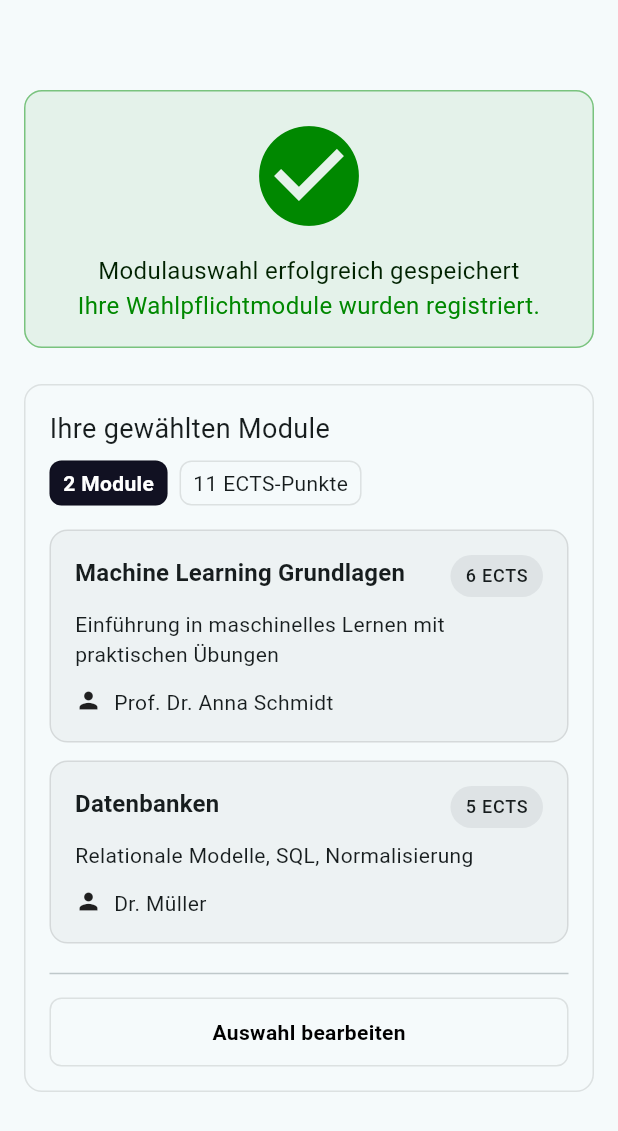
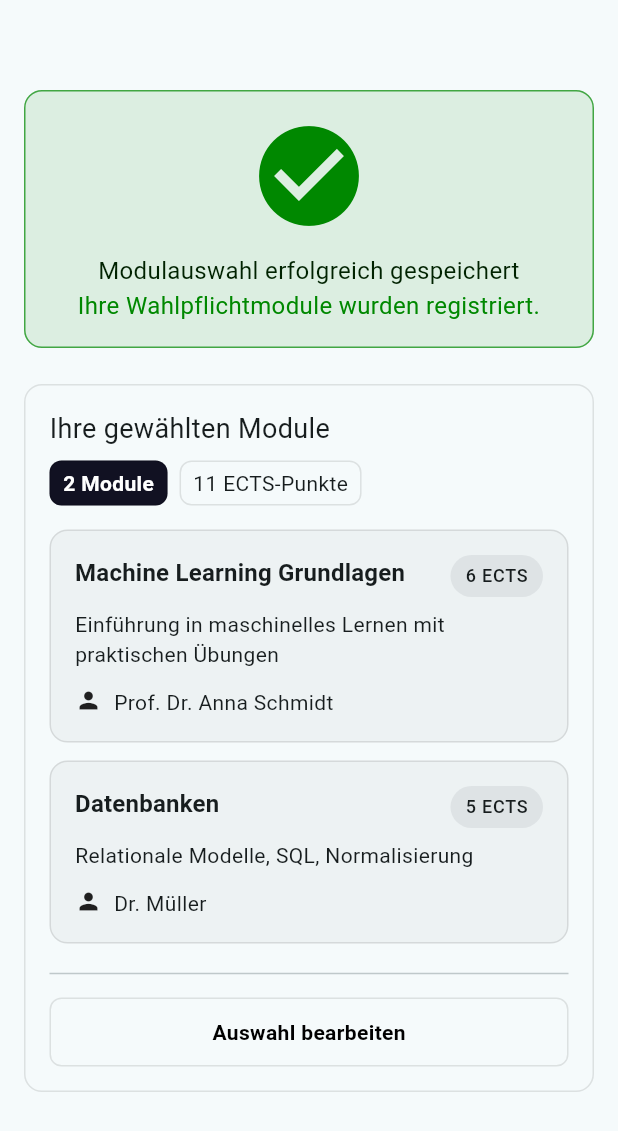
Before and after one commit to PhillipSteph/WaPfAu, a Flutter app: the screen it shows after launch, on a phone screen of 412 x 824 dp. Shown: the top 1131 px of the screen. Run offline on Flutter 3.47's test engine with Material 3 defaults, Android fonts, the phone set to English and light mode, and no system bars; accounts and stored records are empty.

Commit message:
all colors centralized

```diff
--- a/lib/assets/colors.dart
+++ b/lib/assets/colors.dart
@@ -4,7 +4,7 @@ class AppColors {
   // Basisfarben
   static const Color black = Color(0xFF000000);
   static const Color white = Color(0xFFFFFFFF);
-
+  static const Color black87 = Colors.black87;
   // Textfarben
   static const Color textGrey = Color(0xFF717182);
   static const Color textBlack = black;
--- a/lib/widgets/confirmation/confirmationBanner.dart
+++ b/lib/widgets/confirmation/confirmationBanner.dart
@@ -1,5 +1,5 @@
 import 'package:flutter/material.dart';
-
+import 'package:wapfau/assets/colors.dart';
 class ConfirmationBanner extends StatefulWidget {
   const ConfirmationBanner({super.key});
   @override
@@ -21,9 +21,9 @@ class _ConfirmationBannerState extends State<ConfirmationBanner> {
         child: Container(
             padding: EdgeInsets.all(16),
             decoration: BoxDecoration(
-                color: Colors.green.withOpacity(0.1),
+                color: AppColors.confirmGreen.withOpacity(0.1),
                 border: Border.all(
-                  color: Colors.green.withOpacity(0.7),
+                  color: AppColors.confirmGreen.withOpacity(0.7),
                   width: 1,
                 ),
                 borderRadius: BorderRadius.circular(12)
@@ -34,19 +34,19 @@ class _ConfirmationBannerState extends State<ConfirmationBanner> {
                   padding: EdgeInsets.only(bottom: 12),
                   child: Icon(
                     Icons.check_circle,
-                    color: Color(0xFF008800),
+                    color: AppColors.confirmGreen,
                     size: 80,
                   ),
                 ),
                 Text(
                     "Modulauswahl erfolgreich gespeichert",
                     textAlign: TextAlign.center,
-                    style: TextStyle(fontSize: 16, color: Color(0xFF002200))
+                    style: TextStyle(fontSize: 16, color: AppColors.confirmDarkGreen)
                 ),
                 Text(
                     "Ihre Wahlpflichtmodule wurden registriert.",
                     textAlign: TextAlign.center,
-                    style: TextStyle(fontSize: 16, color: Color(0xFF008800))
+                    style: TextStyle(fontSize: 16, color: AppColors.confirmGreen)
                 )
               ],
             )
--- a/lib/widgets/confirmation/confirmationCourseCard.dart
+++ b/lib/widgets/confirmation/confirmationCourseCard.dart
@@ -1,5 +1,6 @@
 import 'package:flutter/material.dart';
 import 'package:flutter/rendering.dart';
+import 'package:wapfau/assets/colors.dart';
 
 import '../../models/course.dart';
 
@@ -19,9 +20,9 @@ class ConfirmationCourseCard extends StatelessWidget {
       child: Container(
          padding: const EdgeInsets.all(16),
         decoration: BoxDecoration(
-            color: Colors.black.withOpacity(0.03),
+            color: AppColors.black.withOpacity(0.03),
             border: Border.all(
-              color: Colors.black.withOpacity(0.1),
+              color: AppColors.black.withOpacity(0.1),
               width: 1,
             ),
             borderRadius: BorderRadius.circular(12)
--- a/lib/widgets/confirmation/confirmationCourses.dart
+++ b/lib/widgets/confirmation/confirmationCourses.dart
@@ -35,7 +35,7 @@ class _ConfirmationCoursesState extends State<ConfirmationCourses> {
               padding: EdgeInsets.all(16),
               decoration: BoxDecoration(
                   border: Border.all(
-                    color: Colors.black.withOpacity(0.1),
+                    color: AppColors.black.withOpacity(0.1),
                     width: 1,
                   ),
                   borderRadius: BorderRadius.circular(12)
@@ -58,18 +58,18 @@ class _ConfirmationCoursesState extends State<ConfirmationCourses> {
                         decoration: BoxDecoration(
                             color: AppColors.courseCounterBg,
                             border: Border.all(
-                              color: Colors.black.withOpacity(0.1),
+                              color: AppColors.black.withOpacity(0.1),
                               width: 1,
                             ),
                             borderRadius: BorderRadius.circular(8)
                         ),
-                        child: Text("${widget.selectedCourses.length} Module", style: TextStyle(fontSize: 14, color: Colors.white, fontWeight: FontWeight.bold)),
+                        child: Text("${widget.selectedCourses.length} Module", style: TextStyle(fontSize: 14, color: AppColors.white, fontWeight: FontWeight.bold)),
                       ),
                       Container(
                         padding: EdgeInsets.symmetric(vertical: 4, horizontal: 8),
                         decoration: BoxDecoration(
                             border: Border.all(
-                              color: Colors.black.withOpacity(0.1),
+                              color: AppColors.black.withOpacity(0.1),
                               width: 1,
                             ),
                             borderRadius: BorderRadius.circular(8)
@@ -98,14 +98,14 @@ class _ConfirmationCoursesState extends State<ConfirmationCourses> {
                       padding: const EdgeInsets.symmetric(vertical: 12, horizontal: 16),
                       decoration: BoxDecoration(
                         borderRadius: BorderRadius.circular(8),
-                        border: Border.all(color: Colors.black.withOpacity(0.1)), // optional border
+                        border: Border.all(color: AppColors.black.withOpacity(0.1)), // optional border
                         color: Colors.transparent, // optional background
                       ),
                       child: const Center(
                         child: Text(
                           'Auswahl bearbeiten',
                           style: TextStyle(
-                            color: Colors.black,
+                            color: AppColors.black,
                             fontSize: 14,
                             fontWeight: FontWeight.w600
                           ),
```
Also changed, not shown: lib/widgets/card.dart (+7 -7 lines), pubspec.lock.
